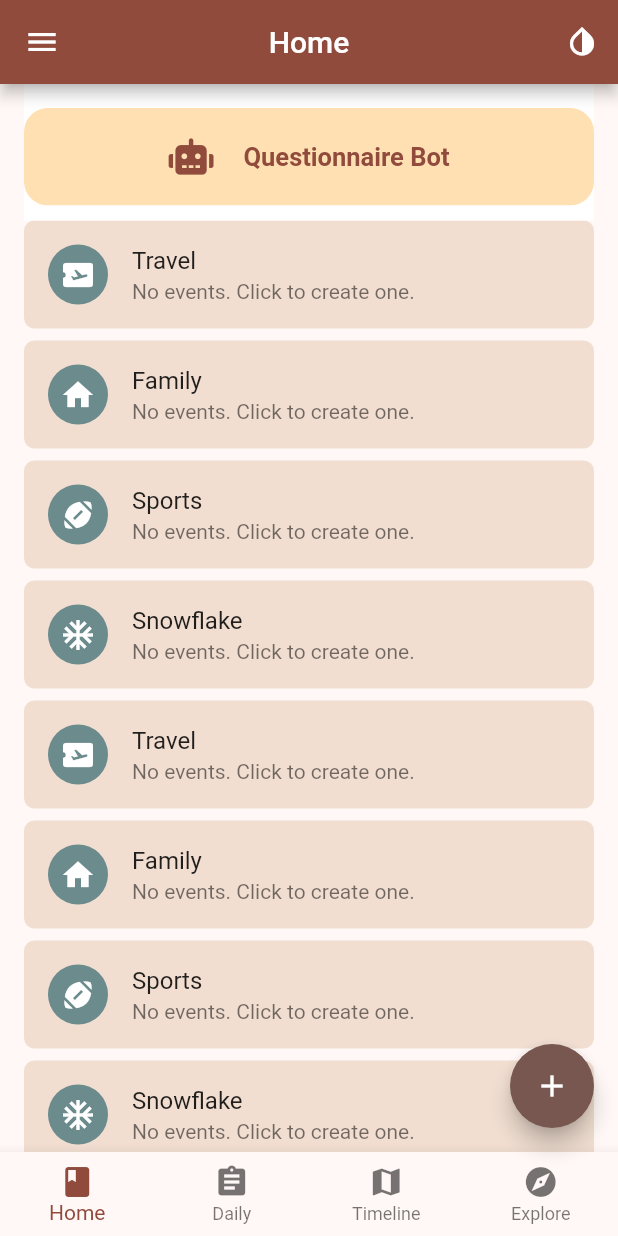
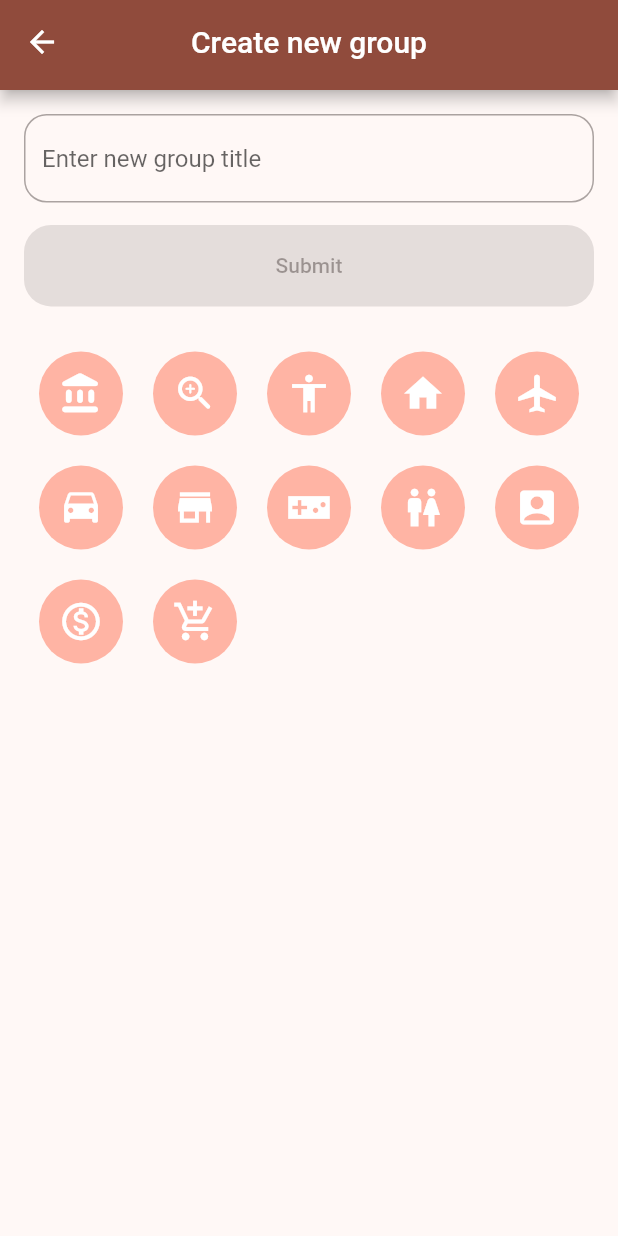
Before and after one commit to What-the-Flutter/WTF-Lab-2, a Flutter app: the screen it shows after launch, after a tap on the "add" icon, on a phone screen of 412 x 824 dp. Run offline on Flutter 3.47's test engine with Material 2 defaults, Android fonts, the phone set to English and light mode, and no system bars; our stand-ins replace font_awesome_flutter.

Commit message:
adding groups functional implemented

```diff
--- a/236800258/lib/navigation/app_navigation.dart
+++ b/236800258/lib/navigation/app_navigation.dart
@@ -1,25 +1,49 @@
 import 'package:flutter/material.dart';
 
+import '../entities/group.dart';
+import '../ui/screens/create_new_group_screen.dart';
 import '../ui/screens/events_screen.dart';
 import '../ui/screens/main_screen.dart';
 import 'route_names.dart';
 
 class AppNavigation {
   static final routes = <String, Widget Function(BuildContext)>{
-    RouteNames.mainScreen: (context) => MainScreen(),
+    RouteNames.createNewGroupScreen: (context) => const CreateNewGroupScreen(),
   };
 
   static Route<Object> onGenerateRoute(RouteSettings settings) {
-    if (settings.name == RouteNames.eventsScreen) {
     final arguments = settings.arguments;
+    switch (settings.name) {
+      case RouteNames.eventsScreen:
         final groupTitle = arguments is String ? arguments : '';
         return MaterialPageRoute(
           builder: (context) => EventsScreen(title: groupTitle),
         );
-    } else {
+
+      case RouteNames.mainScreen:
+        final newGroup = arguments is Group ? arguments : null;
+        return MaterialPageRoute(
+          builder: (context) => MainScreen(
+            newGroup: newGroup,
+          ),
+        );
+      default:
         return MaterialPageRoute(
           builder: (_) => const Text('Navigation error'),
         );
     }
   }
 }
+
+
+    // if (settings.name == RouteNames.eventsScreen) {
+    //   final arguments = settings.arguments;
+    //   final groupTitle = arguments is String ? arguments : '';
+    //   return MaterialPageRoute(
+    //     builder: (context) => EventsScreen(title: groupTitle),
+    //   );
+    // } else {
+    //   return MaterialPageRoute(
+    //     builder: (_) => const Text('Navigation error'),
+    //   );
+    // }
--- a/236800258/lib/navigation/route_names.dart
+++ b/236800258/lib/navigation/route_names.dart
@@ -1,4 +1,5 @@
 abstract class RouteNames {
   static const mainScreen = 'main_screen';
   static const eventsScreen = 'events_screen';
+  static const createNewGroupScreen = 'create_new_group_screen';
 }
--- a/236800258/lib/ui/screens/create_new_group_screen.dart
+++ b/236800258/lib/ui/screens/create_new_group_screen.dart
@@ -0,0 +1,16 @@
+import 'package:flutter/material.dart';
+
+import '../widgets/create_new_group_screen_widgets/input_text_field.dart';
+import '../widgets/create_new_group_screen_widgets/new_group_app_bar.dart';
+
+class CreateNewGroupScreen extends StatelessWidget {
+  const CreateNewGroupScreen({Key? key}) : super(key: key);
+
+  @override
+  Widget build(BuildContext context) {
+    return Scaffold(
+      appBar: const NewGroupAppBar(),
+      body: InputTitleTextField(),
+    );
+  }
+}
--- a/236800258/lib/ui/screens/home_screen.dart
+++ b/236800258/lib/ui/screens/home_screen.dart
@@ -1,14 +1,18 @@
 import 'package:flutter/material.dart';
 
+import '../../entities/group.dart';
+import '../../navigation/route_names.dart';
 import '../widgets/home_screen_widgets/bot_chat_button.dart';
 import '../widgets/home_screen_widgets/groups_list.dart';
 
 class HomeScreen extends StatelessWidget {
-  const HomeScreen({Key? key}) : super(key: key);
+  final Group? newGroup;
+  const HomeScreen({Key? key, this.newGroup}) : super(key: key);
 
   @override
   Widget build(BuildContext context) {
-    return Padding(
+    return Scaffold(
+      body: Padding(
         padding: const EdgeInsets.symmetric(horizontal: 16),
         child: Column(
           children: [
@@ -19,8 +23,15 @@ class HomeScreen extends StatelessWidget {
                   ? Colors.white
                   : null,
             ),
-          GroupsList(),
+            GroupsList(newGroup: newGroup),
           ],
+        ),
+      ),
+      floatingActionButton: FloatingActionButton(
+        onPressed: () {
+          Navigator.of(context).popAndPushNamed(RouteNames.createNewGroupScreen);
+        },
+        child: const Icon(Icons.add),
       ),
     );
   }
--- a/236800258/lib/ui/screens/main_screen.dart
+++ b/236800258/lib/ui/screens/main_screen.dart
@@ -1,11 +1,13 @@
 import 'package:flutter/material.dart';
 
+import '../../entities/group.dart';
 import '../../utils/theme/theme_inherit.dart';
 import '../widgets/main_screen_widgets/main_screen_body.dart';
 import '../widgets/main_screen_widgets/main_screen_bottom_bar.dart';
 
 class MainScreen extends StatefulWidget {
-  MainScreen({Key? key}) : super(key: key);
+  final Group? newGroup;
+  MainScreen({Key? key, this.newGroup}) : super(key: key);
 
   @override
   State<MainScreen> createState() => _MainScreenState();
@@ -41,10 +43,9 @@ class _MainScreenState extends State<MainScreen> {
           ),
         ],
       ),
-      body: MainScreenBody(pageIndex: _selectedIndex),
-      floatingActionButton: FloatingActionButton(
-        onPressed: () {},
-        child: const Icon(Icons.add),
+      body: MainScreenBody(
+        pageIndex: _selectedIndex,
+        newGroup: widget.newGroup,
       ),
       drawer: const Drawer(),
       bottomNavigationBar: MainScreenBottomBar(
--- /dev/null
+++ b/236800258/lib/ui/widgets/create_new_group_screen_widgets/input_text_field.dart
@@ -0,0 +1,119 @@
+import 'package:flutter/material.dart';
+
+import '../../../entities/group.dart';
+import '../../../navigation/route_names.dart';
+
+class InputTitleTextField extends StatefulWidget {
+  InputTitleTextField({Key? key}) : super(key: key);
+
+  @override
+  State<InputTitleTextField> createState() => _InputTitleTextFieldState();
+}
+
+class _InputTitleTextFieldState extends State<InputTitleTextField> {
+  final _controller = TextEditingController();
+  final List<Icon> _groupsIcons = const [
+    Icon(Icons.account_balance_rounded),
+    Icon(Icons.zoom_in_rounded),
+    Icon(Icons.accessibility_sharp),
+    Icon(Icons.home),
+    Icon(Icons.airplanemode_active),
+    Icon(Icons.drive_eta),
+    Icon(Icons.store),
+    Icon(Icons.videogame_asset_sharp),
+    Icon(Icons.wc),
+    Icon(Icons.account_box),
+    Icon(Icons.monetization_on_outlined),
+    Icon(Icons.add_shopping_cart),
+  ];
+  Icon? _selectedIcon;
+  @override
+  Widget build(BuildContext context) {
+    _controller.selection = TextSelection.fromPosition(
+      TextPosition(offset: _controller.text.length),
+    );
+    return Padding(
+      padding: const EdgeInsets.all(16),
+      child: Column(
+        children: [
+          TextField(
+            decoration: InputDecoration(
+              border: OutlineInputBorder(
+                borderRadius: BorderRadius.circular(15),
+              ),
+              hintText: 'Enter new group title',
+            ),
+            controller: _controller,
+            onChanged: (value) {
+              _controller.text = value;
+              setState(() {});
+            },
+          ),
+          const SizedBox(height: 15),
+          ConstrainedBox(
+            constraints: BoxConstraints.loose(
+              const Size(500, 60),
+            ),
+            child: AspectRatio(
+              aspectRatio: 21/3,
+              child: ElevatedButton(
+                onPressed: _controller.text.isNotEmpty && _selectedIcon != null
+                    ? () {
+                        Navigator.of(context).popAndPushNamed(
+                          RouteNames.mainScreen,
+                          arguments: Group(
+                            icon: _selectedIcon!,
+                            title: _controller.text,
+                          ),
+                        );
+                      }
+                    : null,
+                child: const Text('Submit'),
+                style: ButtonStyle(
+                  shape: MaterialStateProperty.all(
+                    RoundedRectangleBorder(
+                      borderRadius: BorderRadius.circular(18.0),
+                    ),
+                  ),
+                ),
+              ),
+            ),
+          ),
+          const SizedBox(height: 20),
+          Expanded(
+            child: GridView.extent(
+              maxCrossAxisExtent: 90,
+              children: List.generate(
+                _groupsIcons.length,
+                (index) {
+                  return Container(
+                    margin: const EdgeInsets.all(10),
+                    decoration: BoxDecoration(
+                      borderRadius: BorderRadius.circular(100),
+                      color: _selectedIcon == _groupsIcons[index]
+                          ? Colors.green
+                          : Theme.of(context).colorScheme.inversePrimary,
+                    ),
+                    child: IconButton(
+                      onPressed: () {
+                        if (_selectedIcon == _groupsIcons[index]) {
+                          return;
+                        } else {
+                          _selectedIcon = _groupsIcons[index];
+                        }
+                        setState(() {});
+                      },
+                      icon: _groupsIcons[index],
+                      color: Colors.white,
+                      iconSize: 30,
+                    ),
+                  );
+                },
+              ),
+            ),
+          ),
+        ],
+      ),
+    );
+  }
+}
--- /dev/null
+++ b/236800258/lib/ui/widgets/create_new_group_screen_widgets/new_group_app_bar.dart
@@ -0,0 +1,26 @@
+import 'package:flutter/material.dart';
+
+import '../../../navigation/route_names.dart';
+
+class NewGroupAppBar extends StatelessWidget implements PreferredSizeWidget {
+  const NewGroupAppBar({Key? key}) : super(key: key);
+
+  @override
+  Widget build(BuildContext context) {
+    return AppBar(
+      title: const Text('Create new group'),
+      centerTitle: true,
+      leading: IconButton(
+        onPressed: () {
+          Navigator.of(context).popAndPushNamed(
+            RouteNames.mainScreen,
+          );
+        },
+        icon: const Icon(Icons.arrow_back),
+      ),
+    );
+  }
+
+  @override
+  Size get preferredSize => const Size.fromHeight(60);
+}
--- a/236800258/lib/ui/widgets/home_screen_widgets/groups_list.dart
+++ b/236800258/lib/ui/widgets/home_screen_widgets/groups_list.dart
@@ -4,18 +4,27 @@ import '../../../entities/group.dart';
 import '../../../navigation/route_names.dart';
 import '../../../utils/constants/colors.dart';
 
-class GroupsList extends StatelessWidget {
-  GroupsList({Key? key}) : super(key: key);
+class GroupsList extends StatefulWidget {
+  final Group? newGroup;
+
+  GroupsList({Key? key, this.newGroup}) : super(key: key);
+
+  @override
+  State<GroupsList> createState() => _GroupsListState();
+}
+
+class _GroupsListState extends State<GroupsList> {
+  @override
+  void initState() {
+    super.initState();
+    if (widget.newGroup != null) {
+      _groups.add(
+        Group(icon: widget.newGroup!.icon, title: widget.newGroup!.title),
+      );
+    }
+  }
 
   final List<Group> _groups = [
-    Group(icon: const Icon(Icons.airplane_ticket), title: 'Travel'),
-    Group(icon: const Icon(Icons.home), title: 'Family'),
-    Group(icon: const Icon(Icons.sports_football), title: 'Sports'),
-    Group(icon: const Icon(Icons.ac_unit), title: 'Snowflake'),
-    Group(icon: const Icon(Icons.airplane_ticket), title: 'Travel'),
-    Group(icon: const Icon(Icons.home), title: 'Family'),
-    Group(icon: const Icon(Icons.sports_football), title: 'Sports'),
-    Group(icon: const Icon(Icons.ac_unit), title: 'Snowflake'),
     Group(icon: const Icon(Icons.airplane_ticket), title: 'Travel'),
     Group(icon: const Icon(Icons.home), title: 'Family'),
     Group(icon: const Icon(Icons.sports_football), title: 'Sports'),
--- a/236800258/lib/ui/widgets/main_screen_widgets/main_screen_body.dart
+++ b/236800258/lib/ui/widgets/main_screen_widgets/main_screen_body.dart
@@ -1,23 +1,28 @@
 import 'package:flutter/material.dart';
 
+import '../../../entities/group.dart';
 import '../../screens/daily_screen.dart';
 import '../../screens/explore_screen.dart';
 import '../../screens/home_screen.dart';
 import '../../screens/timeline_screen.dart';
 
 class MainScreenBody extends StatelessWidget {
+  final Group? newGroup;
   final int pageIndex;
-  const MainScreenBody({Key? key, required this.pageIndex}) : super(key: key);
-
-  static const pages = <Widget>[
-    HomeScreen(),
-    DailyScreen(),
-    TimelineScreen(),
-    ExploreScreen(),
-  ];
+  const MainScreenBody({
+    Key? key,
+    required this.pageIndex,
+    this.newGroup,
+  }) : super(key: key);
 
   @override
   Widget build(BuildContext context) {
+    var pages = <Widget>[
+      HomeScreen(newGroup: newGroup),
+      const DailyScreen(),
+      const TimelineScreen(),
+      const ExploreScreen(),
+    ];
     return pages.elementAt(pageIndex);
   }
 }
```
Lines whose indentation alone changed are shown as unchanged.
